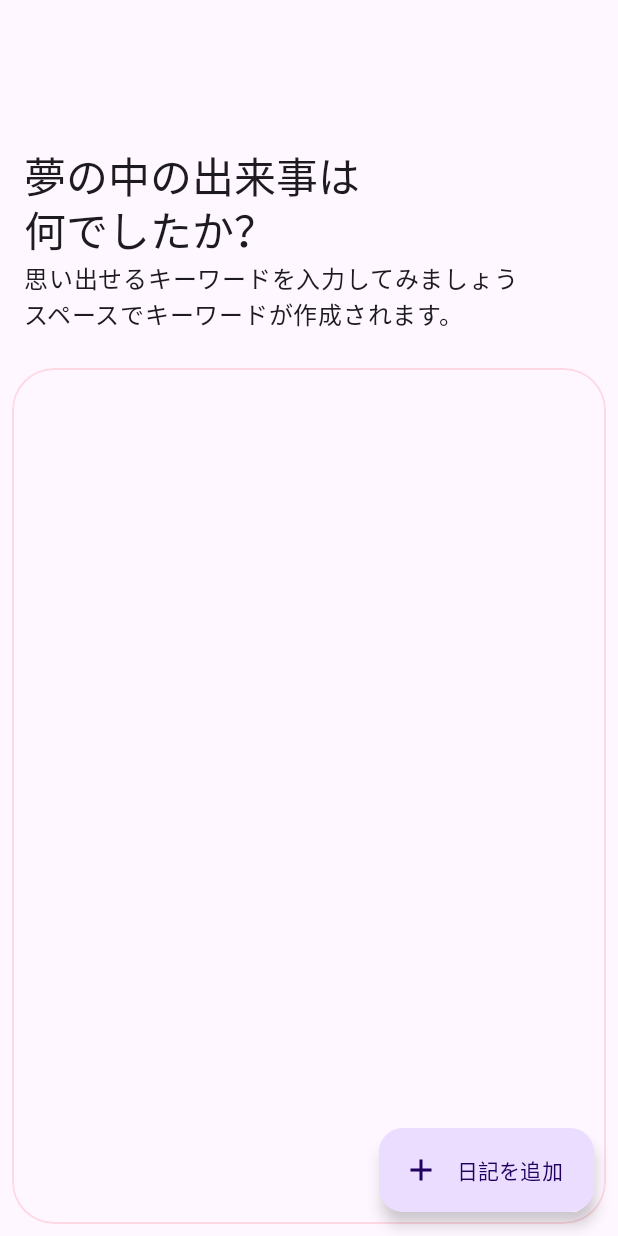
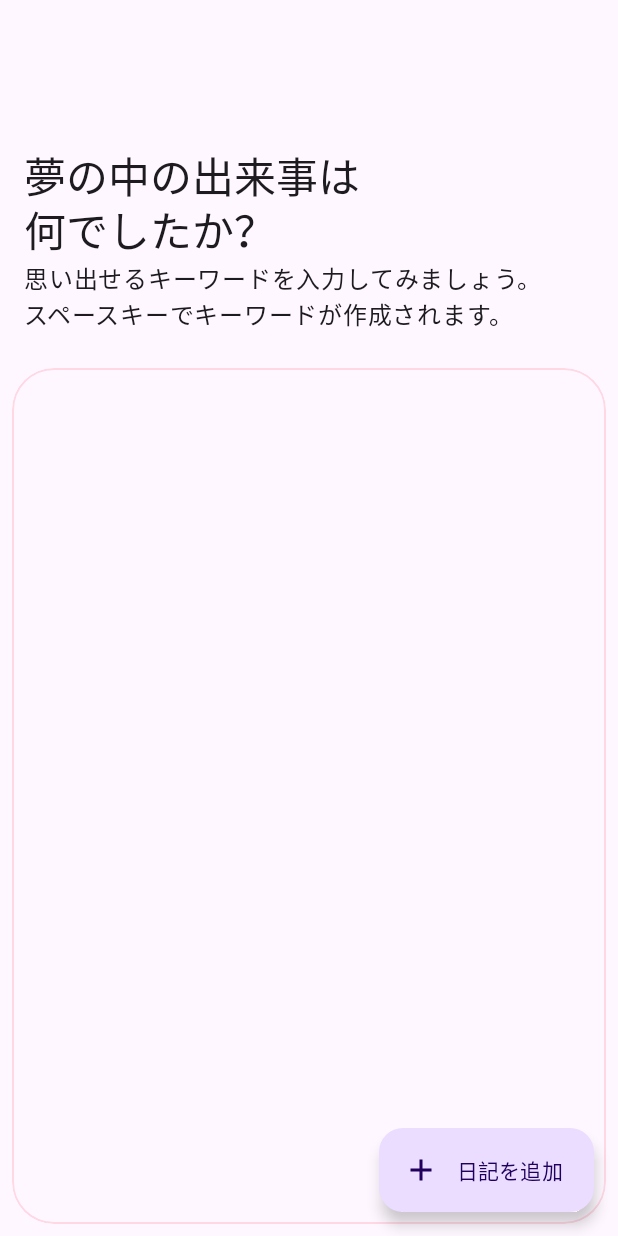
Before and after one commit to nnsnico/Keywd, an Android app built with Jetpack Compose: the diary screen opened through its navigation route, on a phone screen of 412 x 824 dp. Run offline under Robolectric (Android 15) with nearby library versions, the phone set to English and light mode, and no system bars; our stand-ins replace Dagger/Hilt's generated code; libraries missing offline, so code that uses them is left out: arrow.core, arrow.core.continuations, arrow.core.getOrElse, arrow.core.nonEmptyListOf, arrow.core.none and 5 more; Roboto replaces fonts that are not available here.

Commit message:
fix: apply window insets padding in children only

```diff
--- a/ui/adddiary/src/main/java/net/nns/keywd/ui/adddiary/AddDiary.kt
+++ b/ui/adddiary/src/main/java/net/nns/keywd/ui/adddiary/AddDiary.kt
@@ -14,7 +14,9 @@ import androidx.compose.foundation.layout.FlowRow
 import androidx.compose.foundation.layout.Spacer
 import androidx.compose.foundation.layout.WindowInsets
 import androidx.compose.foundation.layout.fillMaxHeight
+import androidx.compose.foundation.layout.fillMaxSize
 import androidx.compose.foundation.layout.fillMaxWidth
+import androidx.compose.foundation.layout.height
 import androidx.compose.foundation.layout.heightIn
 import androidx.compose.foundation.layout.isImeVisible
 import androidx.compose.foundation.layout.padding
@@ -160,7 +162,9 @@ private fun AddDiaryLayout(
         },
         topBar = {
             Column(
-                modifier = Modifier.padding(horizontal = 16.dp),
+                modifier = Modifier
+                    .fillMaxWidth()
+                    .padding(horizontal = 16.dp),
             ) {
                 Spacer(modifier = Modifier.heightIn(min = 96.dp))
                 Text(
@@ -168,7 +172,7 @@ private fun AddDiaryLayout(
                     style = MaterialTheme.typography.headlineMedium,
                 )
                 Text(
-                    text = "思い出せるキーワードを入力してみましょう\nスペースでキーワードが作成されます。",
+                    text = "思い出せるキーワードを入力してみましょう。\nスペースキーでキーワードが作成されます。",
                     style = MaterialTheme.typography.bodyLarge,
                 )
             }
@@ -178,10 +182,10 @@ private fun AddDiaryLayout(
         Column(
             horizontalAlignment = Alignment.CenterHorizontally,
             modifier = Modifier
-                .padding(it)
-                .fillMaxWidth(),
+                .fillMaxSize()
+                .padding(it),
         ) {
-            Spacer(modifier = Modifier.heightIn(min = 16.dp))
+            Spacer(modifier = Modifier.height(16.dp))
             DiaryMemoryEditor(
                 chips = keywords,
                 onChangedText = onChangedText,
--- a/ui/home/src/main/java/net/nns/keywd/ui/home/Home.kt
+++ b/ui/home/src/main/java/net/nns/keywd/ui/home/Home.kt
@@ -2,6 +2,7 @@ package net.nns.keywd.ui.home
 
 import android.content.res.Configuration
 import androidx.compose.foundation.layout.PaddingValues
+import androidx.compose.foundation.layout.WindowInsets
 import androidx.compose.foundation.layout.fillMaxWidth
 import androidx.compose.foundation.layout.padding
 import androidx.compose.material3.Icon
@@ -16,6 +17,7 @@ import androidx.navigation.NavDestination
 import androidx.navigation.NavDestination.Companion.hierarchy
 import net.nns.keywd.ui.core.Screen
 import net.nns.keywd.ui.core.Tab
+import net.nns.keywd.ui.core.ext.zero
 import net.nns.keywd.ui.core.theme.KeywdTheme
 
 @Composable
@@ -70,6 +72,7 @@ private fun HomeLayout(
                 )
             }
         },
+        contentWindowInsets = WindowInsets.zero(),
     ) {
         content(it)
     }
```
